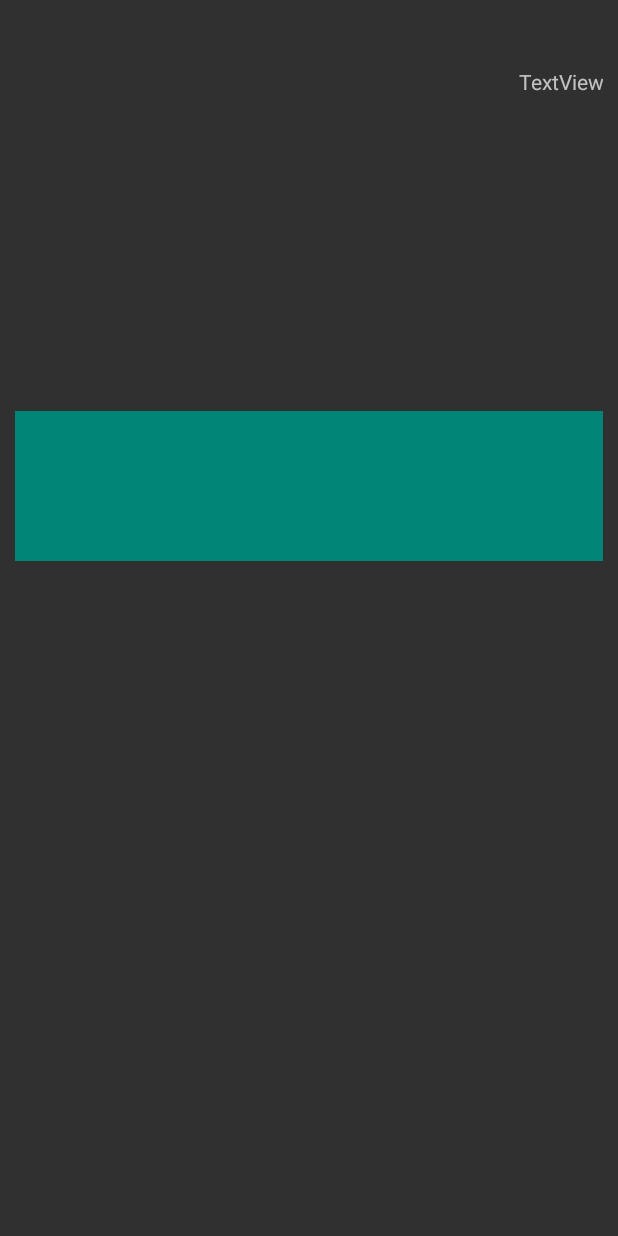
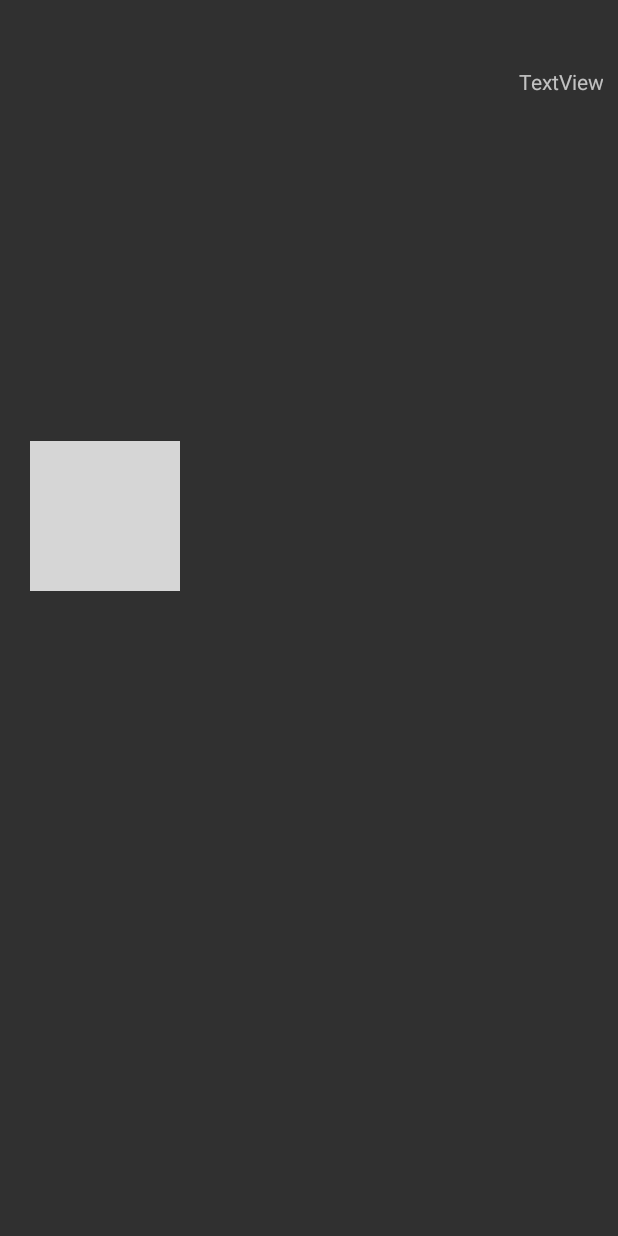
Before and after one commit to ch1517/QRDocentApp, an Android app: the ArtContentActivity screen opened directly, with no data from a screen before it, on a phone screen of 412 x 824 dp. Run offline under Robolectric (Android 15) with nearby library versions, the phone set to English and light mode, and no system bars; pictures from the network do not load; 9 statements that could not run were skipped; grey boxes are pictures that could not be loaded.

Commit message:
crawling and small imageview

```diff
--- a/QRDodentApp/app/build.gradle
+++ b/QRDodentApp/app/build.gradle
@@ -1,12 +1,12 @@
 apply plugin: 'com.android.application'
 
 android {
-    compileSdkVersion 29
-    buildToolsVersion "29.0.2"
+    compileSdkVersion 28
+    buildToolsVersion '28.0.3'
     defaultConfig {
         applicationId "com.doqtqu.qrdodentapp"
         minSdkVersion 19
-        targetSdkVersion 29
+        targetSdkVersion 28
         versionCode 1
         versionName "1.0"
         testInstrumentationRunner "androidx.test.runner.AndroidJUnitRunner"
@@ -28,7 +28,7 @@ dependencies {
     androidTestImplementation 'androidx.test.espresso:espresso-core:3.2.0'
     implementation 'com.github.bumptech.glide:glide:4.9.0'
     annotationProcessor 'com.github.bumptech.glide:compiler:4.9.0'
-    implementation 'com.android.support:recyclerview-v7:29.0.2'
+    implementation 'com.android.support:recyclerview-v7:28.1.1'
     implementation('cn.trinea.android.view.autoscrollviewpager:android-auto-scroll-view-pager:1.1.2') {
         exclude module: 'support-v4'
     }
--- a/QRDodentApp/app/src/main/java/com/doqtqu/qrdodentapp/ArtContentActivity.java
+++ b/QRDodentApp/app/src/main/java/com/doqtqu/qrdodentapp/ArtContentActivity.java
@@ -30,18 +30,26 @@ import java.lang.reflect.Array;
 import java.net.URL;
 import java.util.ArrayList;
 import java.util.Arrays;
+import java.util.List;
 
-import cn.trinea.android.view.autoscrollviewpager.AutoScrollViewPager;
-
+// 뷰 크기 신경쓰기
 public class ArtContentActivity extends AppCompatActivity {
 
     private ArtInfo artInfo = null;
+    private ImageListAdapter mImageListAdapter;
+    private RecyclerView recyclerView;
     @Override
     protected void onCreate(Bundle savedInstanceState) {
         super.onCreate(savedInstanceState);
         setContentView(R.layout.activity_art_content);
+
+        // Initializes list view adapter.
+        recyclerView = findViewById(R.id.imageRecyclerView);
+
+        LinearLayoutManager linearLayoutManager = new LinearLayoutManager(this,LinearLayoutManager.HORIZONTAL,false);
+        recyclerView.setLayoutManager(linearLayoutManager);
+
         artInfo = (ArtInfo) getIntent().getSerializableExtra("artInfo");
-
 
         TextView titleText = (TextView) findViewById(R.id.titleText);
         titleText.setText(artInfo.dp_name);
@@ -55,9 +63,20 @@ public class ArtContentActivity extends AppCompatActivity {
 //        TextView contentText = (TextView)findViewById(R.id.content);
 //        contentText.setMovementMethod(ScrollingMovementMethod.getInstance());
 //        contentText.setText((Html.fromHtml(artInfo.dp_info)));
-        Thread thread = new Thread(new Runnable() {
+        new ImageLinkTask().execute(this);
+    }
+    private class ImageLinkTask extends AsyncTask<Context,Void,ArrayList<String> > {
+        Context mcontext;
+
         @Override
-            public void run() {
+        protected void onPreExecute() {
+            super.onPreExecute();
+        }
+
+        @Override
+        protected ArrayList<String> doInBackground(Context... contexts) {
+            ArrayList<String> arr = new ArrayList<String>();
+            mcontext = contexts[0];
             try {
                 Log.d("artInfo.dp_seq", artInfo.dp_seq);
                 Document doc = Jsoup.connect("https://sema.seoul.go.kr/ex/exDetail?exNo=" + artInfo.dp_seq + "&glolangType=KOR&searchDateType=CURR").get();
@@ -66,17 +85,67 @@ public class ArtContentActivity extends AppCompatActivity {
                 int count = 0;
                 for (Element content : contents) {
                     String attr = content.attr("src");
-//                        arr.add("https://sema.seoul.go.kr" + attr);
-                        Log.d("atrr", attr);
+                    arr.add("https://sema.seoul.go.kr" + attr);
                     count++;
                 }
             } catch (IOException e) { //Jsoup의 connect 부분에서 IOException 오류가 날 수 있으므로 사용한다.
                 e.printStackTrace();
             }
+            return arr;
         }
-        });
-        thread.start();
+        @Override
+        protected void onPostExecute(ArrayList<String> s) {
+            super.onPostExecute(s);
+            mImageListAdapter = new ImageListAdapter(mcontext,s);
+            recyclerView.setAdapter(mImageListAdapter);
+        }
+    }
+
+    private class ImageListAdapter extends RecyclerView.Adapter<ImageListAdapter.ImageListHolder> {
+        ArrayList<String> imageName = null;
+        private Context mContext = null;
+
+        public ImageListAdapter(Context mContext, ArrayList<String> arr){
+            super();
+            imageName = arr;
+            this.mContext = mContext;
+        }
+        public class ImageListHolder extends RecyclerView.ViewHolder {
+            ImageView imageView;
+
+            public ImageListHolder(@NonNull View itemView) {
+                super(itemView);
+                imageView = (ImageView) itemView.findViewById(R.id.list_image);
+            }
+
+            void onBind(String place_name) {
+                Log.d("place_name",place_name);
+                Glide.with(mContext).load(place_name).into(imageView);
+            }
+        }
+
+        @NonNull
+        @Override
+        public ImageListHolder onCreateViewHolder(@NonNull ViewGroup parent, int viewType) {
+            View view = LayoutInflater.from(parent.getContext()).inflate(R.layout.content_imageview_list,parent,false);
+            return new ImageListHolder(view);
         }
 
 
+        @Override
+        public void onBindViewHolder(@NonNull ImageListHolder holder, int position) {
+            holder.onBind(imageName.get(position));
+//            holder.imageView
+            Log.d("position",holder.getAdapterPosition()+"");
         }
+
+        @Override
+        public long getItemId(int i) {
+            return i;
+        }
+        @Override
+        public int getItemCount() {
+            return imageName.size();
+        }
+    }
+}
--- a/QRDodentApp/app/src/main/java/com/doqtqu/qrdodentapp/MainActivity.java
+++ b/QRDodentApp/app/src/main/java/com/doqtqu/qrdodentapp/MainActivity.java
@@ -77,7 +77,6 @@ public class MainActivity extends AppCompatActivity {
 
         mServiceAdapter = new MainListAdapter(this,new ArrayList(artInfoList.keySet()));
         recyclerView.setAdapter(mServiceAdapter);
-        Log.d("second","D");
     }
 
     void arrCreate() {
--- a/QRDodentApp/app/src/main/res/layout/activity_art_content.xml
+++ b/QRDodentApp/app/src/main/res/layout/activity_art_content.xml
@@ -48,10 +48,11 @@
     <androidx.recyclerview.widget.RecyclerView
         android:id="@+id/imageRecyclerView"
         android:layout_width="match_parent"
-        android:layout_height="100dp"
+        android:layout_height="wrap_content"
         android:layout_marginStart="10dp"
+        android:layout_marginTop="10dp"
         android:layout_marginEnd="10dp"
-        android:background="@color/colorPrimary"
+        android:scrollbars="horizontal"
         app:layout_constraintEnd_toEndOf="parent"
         app:layout_constraintStart_toStartOf="parent"
         app:layout_constraintTop_toBottomOf="@+id/contentImage" />
--- a/QRDodentApp/app/src/main/res/layout/activity_main.xml
+++ b/QRDodentApp/app/src/main/res/layout/activity_main.xml
@@ -9,6 +9,5 @@
         android:layout_width="match_parent"
         android:layout_height="match_parent"
         android:id="@+id/recyclerView">
-
     </androidx.recyclerview.widget.RecyclerView>
 </androidx.constraintlayout.widget.ConstraintLayout>
--- a/QRDodentApp/app/src/main/res/layout/content_imageview_list.xml
+++ b/QRDodentApp/app/src/main/res/layout/content_imageview_list.xml
@@ -1,9 +1,16 @@
 <?xml version="1.0" encoding="utf-8"?>
-<LinearLayout xmlns:android="http://schemas.android.com/apk/res/android"
-    android:layout_width="match_parent"
-    android:layout_height="match_parent">
+<androidx.constraintlayout.widget.ConstraintLayout xmlns:android="http://schemas.android.com/apk/res/android"
+    xmlns:app="http://schemas.android.com/apk/res-auto"
+    android:layout_width="wrap_content"
+    android:layout_height="wrap_content"
+    android:layout_margin="10dp">
+
     <ImageView
-        android:layout_width="wrap_content"
         android:id="@+id/list_image"
-        android:layout_height="100dp"/>
-</LinearLayout>
+        android:layout_width="100dp"
+        android:layout_height="100dp"
+        app:layout_constraintBottom_toBottomOf="parent"
+        app:layout_constraintEnd_toEndOf="parent"
+        app:layout_constraintStart_toStartOf="parent"
+        app:layout_constraintTop_toTopOf="parent" />
+</androidx.constraintlayout.widget.ConstraintLayout>
```
Lines whose indentation alone changed are shown as unchanged.
